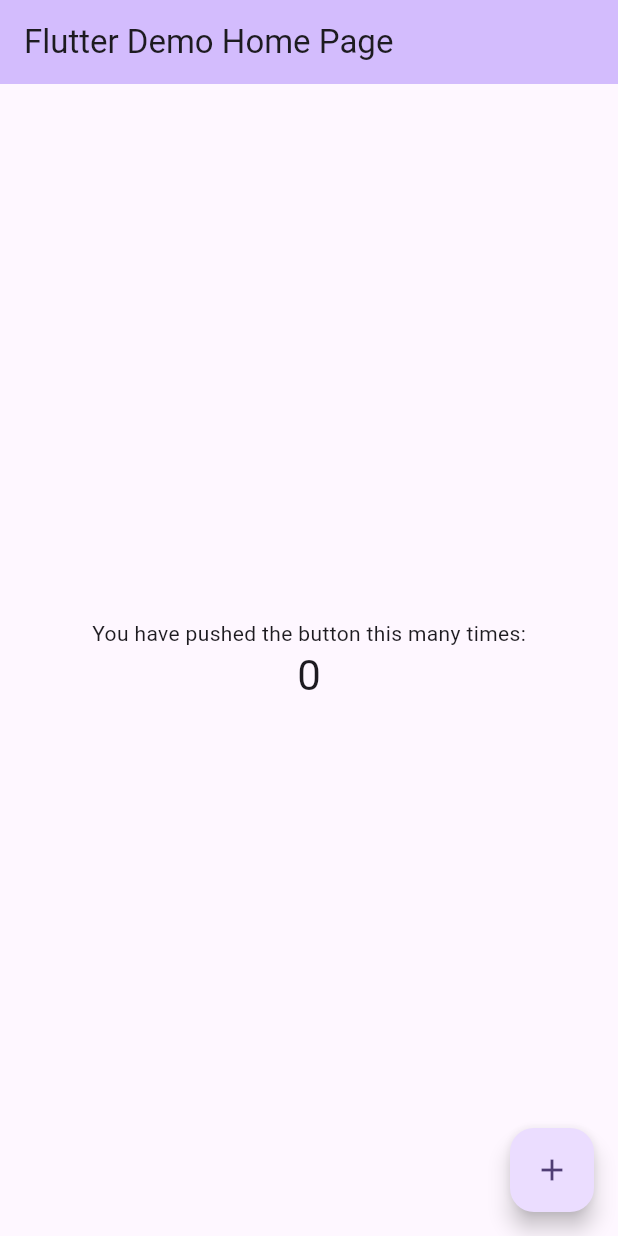
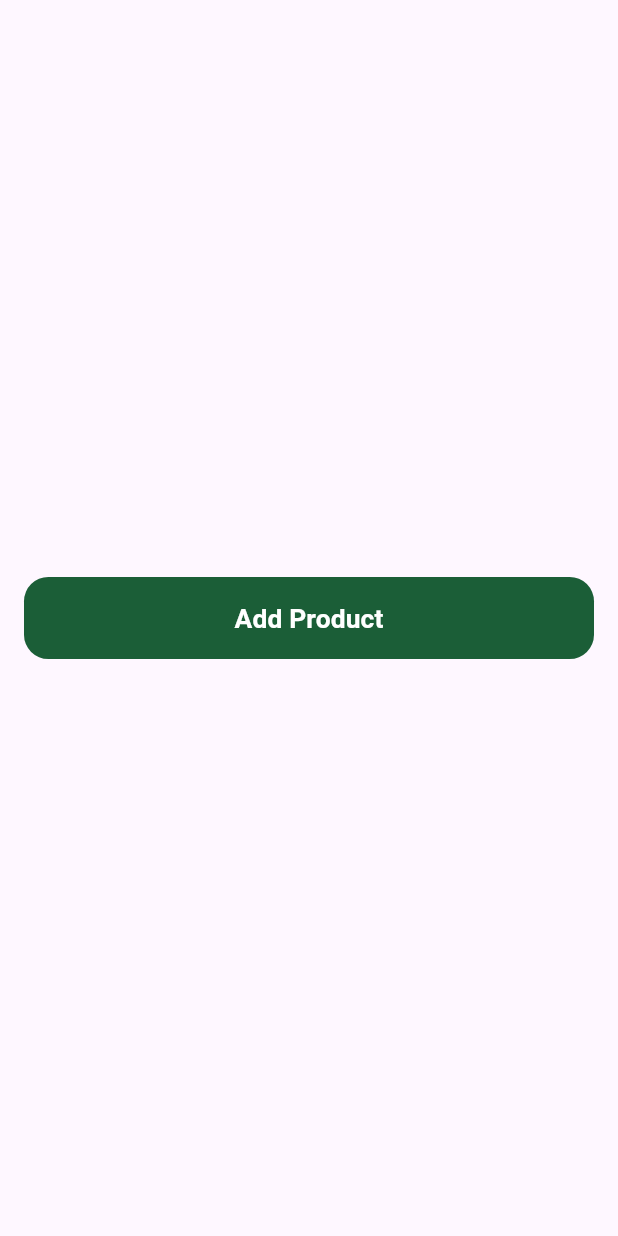
Before and after one commit to ahmedzein74/fruits-hub-dashboard, a Flutter app: the screen it shows after launch, on a phone screen of 412 x 824 dp. Run offline on Flutter 3.47's test engine with Material 3 defaults, Android fonts, the phone set to English and light mode, and no system bars; our stand-ins replace firebase_core, flutter_screenutil; accounts and stored records are empty.

Commit message:
create add product view

```diff
--- /dev/null
+++ b/lib/core/utils/colors.dart
@@ -0,0 +1,8 @@
+import 'package:flutter/material.dart';
+
+class ColorsManager {
+  static const Color primaryColor = Color(0xFF1B5E37);
+  static const Color litePrimaryColor = Color(0xff2D9F5D);
+  static const Color secondaryColor = Color(0xFFF4A91F);
+  static const Color liteSecondaryColor = Color(0xffF8C76D);
+}
--- /dev/null
+++ b/lib/core/widgets/custom_button.dart
@@ -0,0 +1,33 @@
+import 'package:flutter/material.dart';
+import 'package:flutter_screenutil/flutter_screenutil.dart';
+import 'package:fruits_hub_dashboard/core/utils/colors.dart';
+
+class CustomButton extends StatelessWidget {
+  const CustomButton({super.key, required this.onPressed, required this.text});
+  final VoidCallback onPressed;
+  final String text;
+
+  @override
+  Widget build(BuildContext context) {
+    return SizedBox(
+      height: 54.h,
+      width: double.infinity,
+      child: TextButton(
+        style: TextButton.styleFrom(
+            backgroundColor: ColorsManager.primaryColor,
+            shape: RoundedRectangleBorder(
+              borderRadius: BorderRadius.circular(16.r),
+            )),
+        onPressed: onPressed,
+        child: Text(
+          text,
+          style: TextStyle(
+            color: Colors.white,
+            fontSize: 16.sp,
+            fontWeight: FontWeight.w700,
+          ),
+        ),
+      ),
+    );
+  }
+}
--- a/lib/feature/dashboard/presentation/views/dashboard_view.dart
+++ b/lib/feature/dashboard/presentation/views/dashboard_view.dart
@@ -1,4 +1,5 @@
 import 'package:flutter/material.dart';
+import 'package:fruits_hub_dashboard/feature/dashboard/presentation/views/widgets/dashboard_view_body.dart';
 
 class DashboardView extends StatelessWidget {
   const DashboardView({super.key});
@@ -6,6 +7,8 @@ class DashboardView extends StatelessWidget {
   static const routeName = 'dashboard';
   @override
   Widget build(BuildContext context) {
-    return const Scaffold();
+    return const Scaffold(
+      body: DashboardViewBody(),
+    );
   }
 }
--- /dev/null
+++ b/lib/feature/dashboard/presentation/views/widgets/dashboard_view_body.dart
@@ -0,0 +1,19 @@
+import 'package:flutter/material.dart';
+import 'package:fruits_hub_dashboard/core/widgets/custom_button.dart';
+
+class DashboardViewBody extends StatelessWidget {
+  const DashboardViewBody({super.key});
+
+  @override
+  Widget build(BuildContext context) {
+    return Padding(
+      padding: const EdgeInsets.symmetric(horizontal: 16.0),
+      child: Column(
+        mainAxisAlignment: MainAxisAlignment.center,
+        children: [
+          CustomButton(onPressed: () {}, text: 'Add Product'),
+        ],
+      ),
+    );
+  }
+}
--- a/lib/main.dart
+++ b/lib/main.dart
@@ -1,125 +1,24 @@
 import 'package:flutter/material.dart';
+import 'package:flutter_screenutil/flutter_screenutil.dart';
+import 'package:fruits_hub_dashboard/core/functions/on_genrate_route.dart';
+import 'feature/dashboard/presentation/views/dashboard_view.dart';
 
 void main() {
-  runApp(const MyApp());
+  runApp(const MainApp());
 }
 
-class MyApp extends StatelessWidget {
-  const MyApp({super.key});
+class MainApp extends StatelessWidget {
+  const MainApp({super.key});
 
-  // This widget is the root of your application.
   @override
   Widget build(BuildContext context) {
-    return MaterialApp(
-      title: 'Flutter Demo',
-      theme: ThemeData(
-        // This is the theme of your application.
-        //
-        // TRY THIS: Try running your application with "flutter run". You'll see
-        // the application has a purple toolbar. Then, without quitting the app,
-        // try changing the seedColor in the colorScheme below to Colors.green
-        // and then invoke "hot reload" (save your changes or press the "hot
-        // reload" button in a Flutter-supported IDE, or press "r" if you used
-        // the command line to start the app).
-        //
-        // Notice that the counter didn't reset back to zero; the application
-        // state is not lost during the reload. To reset the state, use hot
-        // restart instead.
-        //
-        // This works for code too, not just values: Most code changes can be
-        // tested with just a hot reload.
-        colorScheme: ColorScheme.fromSeed(seedColor: Colors.deepPurple),
-        useMaterial3: true,
+    return const ScreenUtilInit(
+      designSize: Size(375, 812),
+      child: MaterialApp(
+        debugShowCheckedModeBanner: false,
+        onGenerateRoute: onGenerateRoute,
+        initialRoute: DashboardView.routeName,
       ),
-      home: const MyHomePage(title: 'Flutter Demo Home Page'),
     );
   }
 }
-
-class MyHomePage extends StatefulWidget {
-  const MyHomePage({super.key, required this.title});
-
-  // This widget is the home page of your application. It is stateful, meaning
-  // that it has a State object (defined below) that contains fields that affect
-  // how it looks.
-
-  // This class is the configuration for the state. It holds the values (in this
-  // case the title) provided by the parent (in this case the App widget) and
-  // used by the build method of the State. Fields in a Widget subclass are
-  // always marked "final".
-
-  final String title;
-
-  @override
-  State<MyHomePage> createState() => _MyHomePageState();
-}
-
-class _MyHomePageState extends State<MyHomePage> {
-  int _counter = 0;
-
-  void _incrementCounter() {
-    setState(() {
-      // This call to setState tells the Flutter framework that something has
-      // changed in this State, which causes it to rerun the build method below
-      // so that the display can reflect the updated values. If we changed
-      // _counter without calling setState(), then the build method would not be
-      // called again, and so nothing would appear to happen.
-      _counter++;
-    });
-  }
-
-  @override
-  Widget build(BuildContext context) {
-    // This method is rerun every time setState is called, for instance as done
-    // by the _incrementCounter method above.
-    //
-    // The Flutter framework has been optimized to make rerunning build methods
-    // fast, so that you can just rebuild anything that needs updating rather
-    // than having to individually change instances of widgets.
-    return Scaffold(
-      appBar: AppBar(
-        // TRY THIS: Try changing the color here to a specific color (to
-        // Colors.amber, perhaps?) and trigger a hot reload to see the AppBar
-        // change color while the other colors stay the same.
-        backgroundColor: Theme.of(context).colorScheme.inversePrimary,
-        // Here we take the value from the MyHomePage object that was created by
-        // the App.build method, and use it to set our appbar title.
-        title: Text(widget.title),
-      ),
-      body: Center(
-        // Center is a layout widget. It takes a single child and positions it
-        // in the middle of the parent.
-        child: Column(
-          // Column is also a layout widget. It takes a list of children and
-          // arranges them vertically. By default, it sizes itself to fit its
-          // children horizontally, and tries to be as tall as its parent.
-          //
-          // Column has various properties to control how it sizes itself and
-          // how it positions its children. Here we use mainAxisAlignment to
-          // center the children vertically; the main axis here is the vertical
-          // axis because Columns are vertical (the cross axis would be
-          // horizontal).
-          //
-          // TRY THIS: Invoke "debug painting" (choose the "Toggle Debug Paint"
-          // action in the IDE, or press "p" in the console), to see the
-          // wireframe for each widget.
-          mainAxisAlignment: MainAxisAlignment.center,
-          children: <Widget>[
-            const Text(
-              'You have pushed the button this many times:',
-            ),
-            Text(
-              '$_counter',
-              style: Theme.of(context).textTheme.headlineMedium,
-            ),
-          ],
-        ),
-      ),
-      floatingActionButton: FloatingActionButton(
-        onPressed: _incrementCounter,
-        tooltip: 'Increment',
-        child: const Icon(Icons.add),
-      ), // This trailing comma makes auto-formatting nicer for build methods.
-    );
-  }
-}
```
Also changed, not shown: lib/core/utils/app_text_styels.dart (added, +73 -0 lines), lib/feature/add_proudct/presentation/views/add_proudct_view.dart (added, +14 -0 lines), lib/feature/add_proudct/presentation/views/widgets/add_proudct_view_body.dart (added, +10 -0 lines), pubspec.yaml (+5 -13 lines), pubspec.lock.
